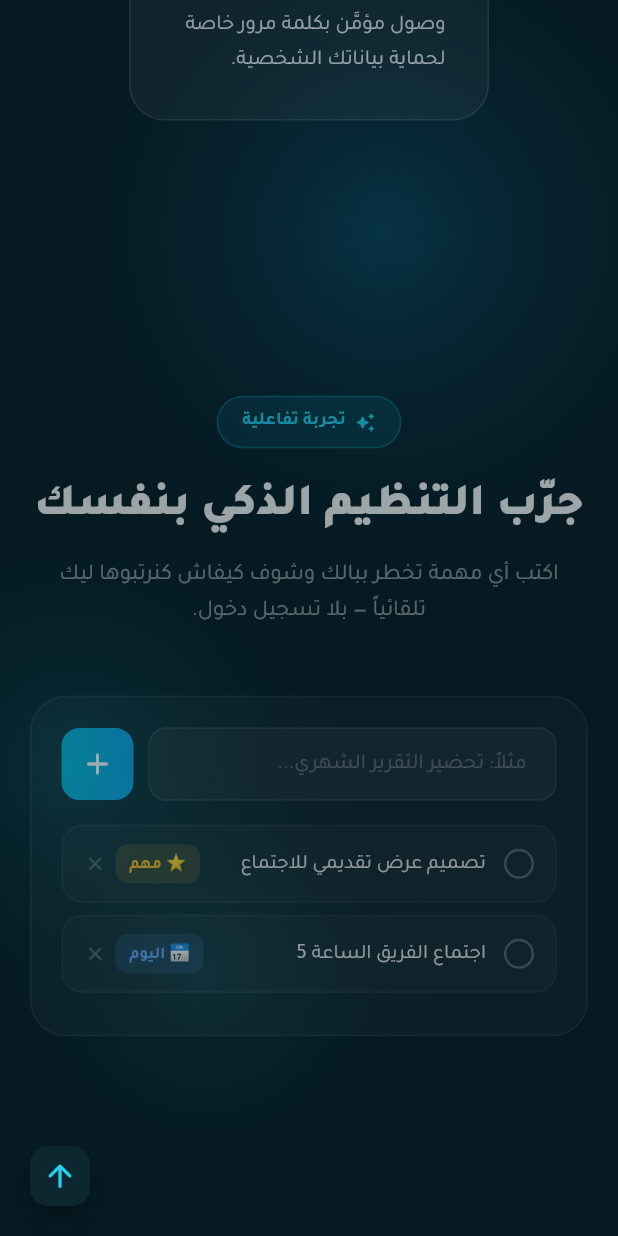
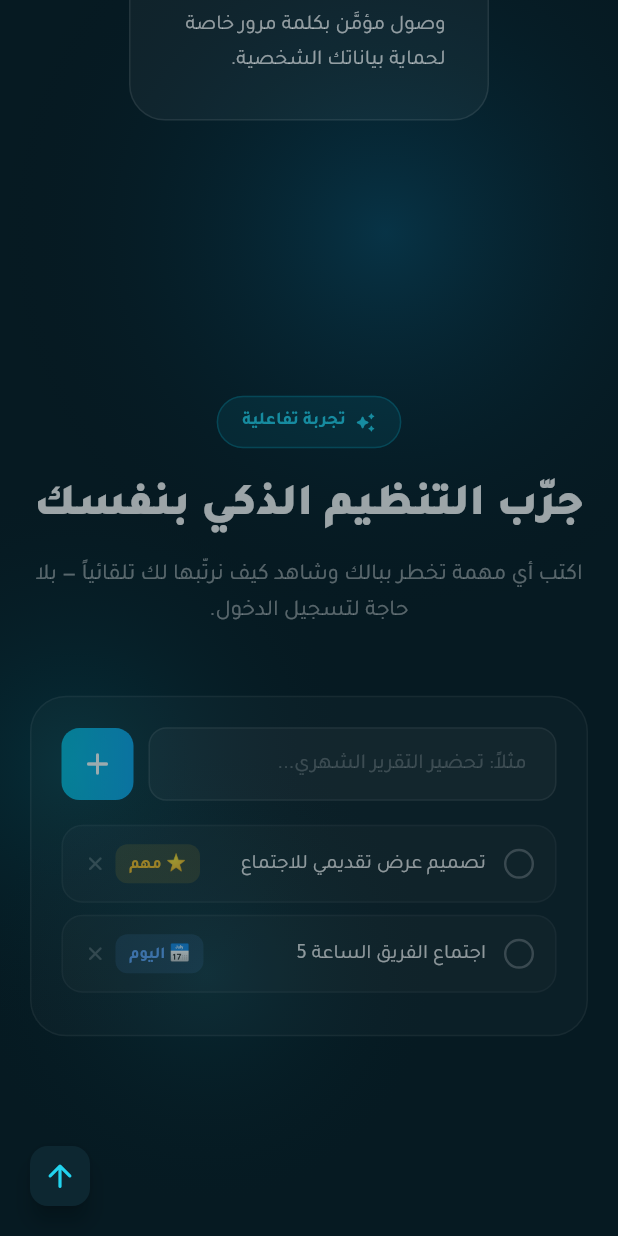
Before and after one commit to yasserbousfiha-creator/smart-organizer-web, a Flutter app: the screen it shows after launch, scrolled down 2304 dp, on a phone screen of 412 x 824 dp. Run offline on Flutter 3.47's test engine with Material 3 defaults, Android fonts, the phone set to English and light mode, and no system bars; our stand-ins replace audioplayers, carousel_slider, supabase_flutter; missing offline and left inert: dart:html; accounts and stored records are empty.

Commit message:
Fix Moroccan-dialect wording in the demo task section to Standard Arabic
Public-facing site copy should read in Modern Standard Arabic, not
Darija.

```diff
--- a/lib/widgets/demo_task_section.dart
+++ b/lib/widgets/demo_task_section.dart
@@ -113,7 +113,7 @@ class _DemoTaskSectionState extends State<DemoTaskSection> {
           ),
           const SizedBox(height: 12),
           Text(
-            'اكتب أي مهمة تخطر ببالك وشوف كيفاش كنرتبوها ليك تلقائياً — بلا تسجيل دخول.',
+            'اكتب أي مهمة تخطر ببالك وشاهد كيف نرتّبها لك تلقائياً — بلا حاجة لتسجيل الدخول.',
             textAlign: TextAlign.center,
             style: TextStyle(fontSize: 15, color: Colors.white.withValues(alpha: 0.55), height: 1.6),
           ),
@@ -187,7 +187,7 @@ class _DemoTaskSectionState extends State<DemoTaskSection> {
                   Padding(
                     padding: const EdgeInsets.symmetric(vertical: 24),
                     child: Text(
-                      'لا توجد مهام بعد — جرّب تضيف وحدة 👆',
+                      'لا توجد مهام بعد — جرّب إضافة واحدة 👆',
                       style: TextStyle(color: Colors.white.withValues(alpha: 0.35), fontSize: 13),
                     ),
                   )
```
